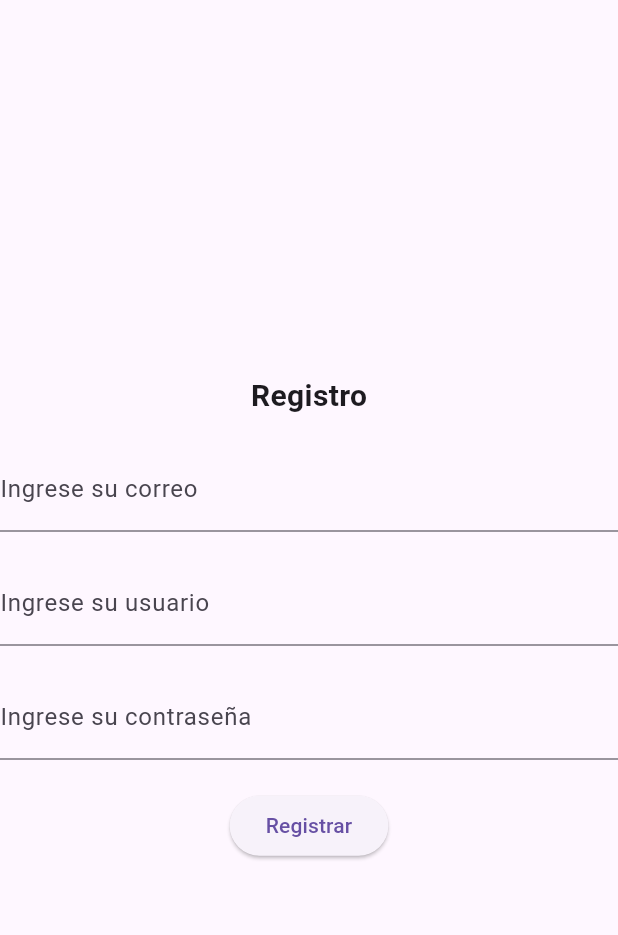
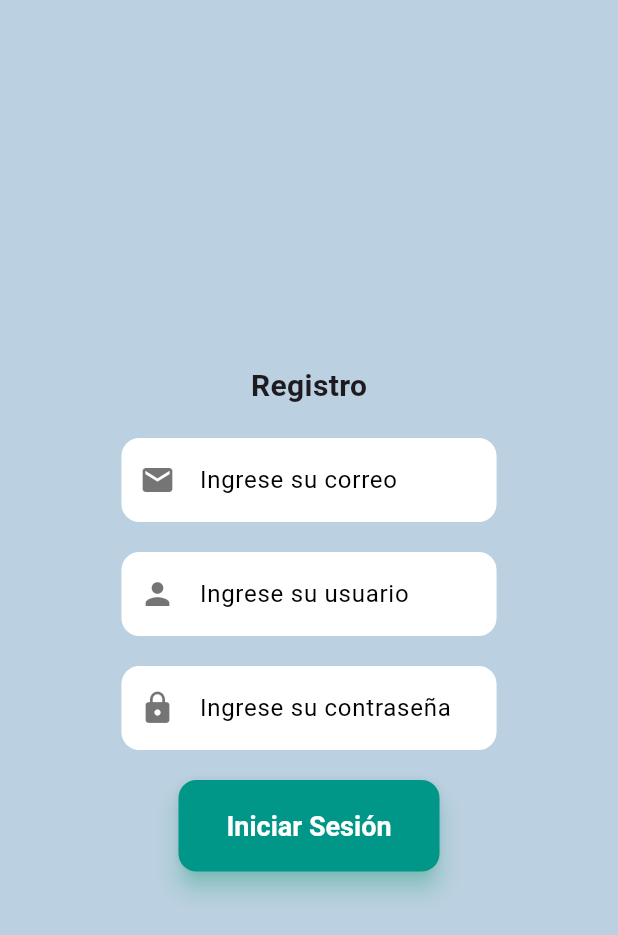
Before and after one commit to TheAdrian12/DioFormulario, a Flutter app: the screen it shows after launch, on a phone screen of 412 x 824 dp. Shown: the top 935 px of the screen. Run offline on Flutter 3.47's test engine with Material 3 defaults, Android fonts, the phone set to English and light mode, and no system bars; our stand-ins replace bloc, dio, equatable, flutter_bloc.

Commit message:
proyecto terminado
se completo el proyecto con todo sus requerimientos

```diff
--- a/dioformulario/lib/blocs/bloc_event.dart
+++ /dev/null
@@ -1,10 +0,0 @@
-import 'package:equatable/equatable.dart';
-
-sealed class BlocEvent extends Equatable {
-  const BlocEvent();
-
-  @override
-  List<Object> get props => [];
-}
-
-final class BlocSearchPressed extends BlocEvent {}
--- a/dioformulario/lib/blocs/bloc_state.dart
+++ /dev/null
@@ -1,16 +0,0 @@
-part of 'app_bloc.dart';
-
-@immutable
-sealed class BlocState {}
-
-final class BlocInitial extends BlocState {}
-
-final class BlocLoading extends BlocState {}
-
-final class BlocFailure extends BlocState {}
-
-final class BlocSuccess extends BlocState {
-  final List<Usuario> usuarios;
-
-  BlocSuccess(this.usuarios);
-}
--- /dev/null
+++ b/dioformulario/lib/blocs/home_event.dart
@@ -0,0 +1,19 @@
+import 'package:equatable/equatable.dart';
+
+sealed class HomeEvent extends Equatable {
+  const HomeEvent();
+
+  @override
+  List<Object> get props => [];
+}
+
+final class HomeLoginPressed extends HomeEvent {
+  final String correo;
+  final String usuario;
+  final String contra;
+
+  const HomeLoginPressed(this.correo, this.usuario, this.contra);
+
+  @override
+  List<Object> get props => [correo, usuario, contra];
+}
--- /dev/null
+++ b/dioformulario/lib/blocs/home_state.dart
@@ -0,0 +1,13 @@
+import 'package:equatable/equatable.dart';
+
+sealed class HomeState extends Equatable {
+  const HomeState();
+
+  @override
+  List<Object?> get props => [];
+}
+
+class HomeInitial extends HomeState {}
+class HomeLoading extends HomeState {}
+class HomeSuccess extends HomeState {}
+class HomeFailure extends HomeState {}
--- a/dioformulario/lib/cubit/navegacionCubit.dart
+++ /dev/null
@@ -1,16 +0,0 @@
-import 'package:bloc/bloc.dart';
-import 'package:meta/meta.dart';
-
-part 'navegacionState.dart';
-
-class NavegacionCubit extends Cubit<NavegacionState> {
-  NavegacionCubit() : super(NavegacionInitial());
-
-  void navegar() async {
-    emit(NavegacionLoading());
-
-    await Future.delayed(Duration(seconds: 3));
-
-    emit(NavegacionSuccess());
-  }
-}
--- a/dioformulario/lib/cubit/navegacionState.dart
+++ /dev/null
@@ -1,10 +0,0 @@
-part of 'navegacionCubit.dart';
-
-@immutable
-sealed class NavegacionState {}
-
-final class NavegacionInitial extends NavegacionState {}
-
-final class NavegacionLoading extends NavegacionState {}
-
-final class NavegacionSuccess extends NavegacionState {}
--- a/dioformulario/lib/main.dart
+++ b/dioformulario/lib/main.dart
@@ -1,8 +1,13 @@
+
 import 'package:flutter/material.dart';
 import 'package:flutter_bloc/flutter_bloc.dart';
-import 'package:dioformulario/blocs/app_bloc.dart';
-import 'package:dioformulario/cubit/navegacionCubit.dart';
-import 'package:dioformulario/views/Initial_view.dart';
+import 'package:dioformulario/blocs/home_bloc.dart';
+import 'package:dioformulario/blocs/home_state.dart';
+
+import 'views/Loading_view.dart';
+import 'views/failure_view.dart';
+import 'views/Initial_view.dart';
+import 'views/exito.dart';
 
 void main() {
   runApp(const MyApp());
@@ -10,14 +15,35 @@ void main() {
 
 class MyApp extends StatelessWidget {
   const MyApp({super.key});
+
   @override
   Widget build(BuildContext context) {
     return MultiBlocProvider(
       providers: [
-        BlocProvider(create: (_) => BlocBloc()),
-        BlocProvider(create: (_) => NavegacionCubit()),
+        BlocProvider(create: (_) => HomeBloc()),
       ],
-      child: MaterialApp(home: Inicial()),
+      child: MaterialApp(
+        debugShowCheckedModeBanner: false,
+        home: BlocConsumer<HomeBloc, HomeState>(
+          listener: (context, state) {
+            if (state is HomeSuccess) {
+              Navigator.push(
+                context,
+                MaterialPageRoute(builder: (_) => const Exito()),
+              );
+            }
+          },
+          builder: (context, state) {
+            if (state is HomeLoading) {
+              return const LoadingView();
+            } else if (state is HomeFailure) {
+              return const FailureView();
+            } else {
+              return const InitialView();
+            }
+          },
+        ),
+      ),
     );
   }
 }
--- a/dioformulario/lib/views/Initial_view.dart
+++ b/dioformulario/lib/views/Initial_view.dart
@@ -1,28 +1,20 @@
 import 'package:flutter/material.dart';
 import 'package:flutter_bloc/flutter_bloc.dart';
-import 'package:dioformulario/cubit/navegacionCubit.dart';
-import 'package:dioformulario/views/vista.dart';
-import 'package:dioformulario/views/Loading_view.dart';
+import '../blocs/home_bloc.dart';
+import '../blocs/home_event.dart';
 
-class Inicial extends StatelessWidget {
-  const Inicial({super.key});
+class InitialView extends StatelessWidget {
+  const InitialView({super.key});
 
   @override
   Widget build(BuildContext context) {
+    final correoController = TextEditingController();
+    final usuarioController = TextEditingController();
+    final contraController = TextEditingController();
+
     return Scaffold(
-      body: BlocConsumer<NavegacionCubit, NavegacionState>(
-        listener: (context, state) {
-          if (state is NavegacionSuccess) {
-            Navigator.pushReplacement(
-              // Cambia a pushReplacement para evitar apilar pantallas
-              context,
-              MaterialPageRoute(builder: (context) => const Vista()),
-            );
-          }
-        },
-        builder: (context, state) {
-          if (state is NavegacionInitial) {
-            return Center(
+      backgroundColor: const Color.fromARGB(255, 187, 208, 224),
+      body: Center(
         child: Column(
           mainAxisAlignment: MainAxisAlignment.center,
           children: [
@@ -34,38 +26,86 @@ class Inicial extends StatelessWidget {
               ),
             ),
             const SizedBox(height: 20.0),
-                  TextFormField(
-                    decoration: const InputDecoration(
+            SizedBox(
+              width: 250,
+              child: TextFormField(
+                controller: correoController,
+                decoration: InputDecoration(
                   labelText: 'Ingrese su correo',
+                  labelStyle: TextStyle(color: Colors.black),
+                  prefixIcon: Icon(Icons.email, color: Colors.black54),
+                  filled: true,
+                  fillColor: Colors.white,
+                  enabledBorder: OutlineInputBorder(
+                    borderSide: BorderSide(color: Colors.white24),
+                    borderRadius: BorderRadius.circular(12),
+                  ),
+                ),
               ),
             ),
             const SizedBox(height: 20.0),
-                  TextFormField(
-                    decoration: const InputDecoration(
+            SizedBox(
+              width: 250,
+              child: TextFormField(
+                controller: usuarioController,
+                decoration: InputDecoration(
                   labelText: 'Ingrese su usuario',
+                  labelStyle: TextStyle(color: Colors.black),
+                  prefixIcon: Icon(Icons.person, color: Colors.black54),
+                  filled: true,
+                  fillColor: Colors.white,
+                  enabledBorder: OutlineInputBorder(
+                    borderSide: BorderSide(color: Colors.white24),
+                    borderRadius: BorderRadius.circular(12),
+                  ),
+                ),
               ),
             ),
             const SizedBox(height: 20.0),
-                  TextFormField(
-                    decoration: const InputDecoration(
+            SizedBox(
+              width: 250,
+              child: TextFormField(
+                controller: contraController,
+                obscureText: true,
+                decoration: InputDecoration(
                   labelText: 'Ingrese su contraseña',
+                  labelStyle: TextStyle(color: Colors.black),
+                  prefixIcon: Icon(Icons.lock, color: Colors.black54),
+                  filled: true,
+                  fillColor: Colors.white,
+                  enabledBorder: OutlineInputBorder(
+                    borderSide: BorderSide(color: Colors.white24),
+                    borderRadius: BorderRadius.circular(12),
+                  ),
+                ),
               ),
             ),
             const SizedBox(height: 20.0),
             ElevatedButton(
-                    onPressed: () => context.read<NavegacionCubit>().navegar(),
-                    child: const Text('Registrar'),
+              onPressed: () {
+                context.read<HomeBloc>().add(
+                      HomeLoginPressed(
+                        correoController.text,
+                        usuarioController.text,
+                        contraController.text,
+                      ),
+                    );
+              },
+              style: ElevatedButton.styleFrom(
+                backgroundColor: Colors.teal,
+                foregroundColor: Colors.white,
+                padding: EdgeInsets.symmetric(horizontal: 32, vertical: 20),
+                shape: RoundedRectangleBorder(
+                  borderRadius: BorderRadius.circular(12),
+                ),
+                elevation: 6,
+                shadowColor: Colors.tealAccent,
+                textStyle: TextStyle(fontSize: 18, fontWeight: FontWeight.bold),
+              ),
+              child: const Text('Iniciar Sesión'),
             ),
           ],
         ),
-            );
-          } else if (state is NavegacionLoading) {
-            return const Loading();
-          } else if (state is NavegacionSuccess) {
-            return const Vista(); // Esto debería ser temporal, ya que el listener navega
-          }
-          return const Center(child: Text('Error'));
-        },
       ),
     );
   }
```
Also changed, not shown: dioformulario/lib/blocs-2/load_bloc.dart (added, +33 -0 lines), dioformulario/lib/blocs-2/load_event.dart (added, +10 -0 lines), dioformulario/lib/blocs-2/load_state.dart (added, +20 -0 lines), dioformulario/lib/blocs/app_bloc.dart (deleted, +0 -35 lines), dioformulario/lib/blocs/home_bloc.dart (added, +36 -0 lines), dioformulario/lib/views/Data_succes.dart (added, +89 -0 lines), dioformulario/lib/views/Loading_view.dart (+24 -16 lines), dioformulario/lib/views/exito.dart (renamed from dioformulario/lib/views/vista.dart, +13 -8 lines), dioformulario/lib/views/failure_view.dart (added, +36 -0 lines), dioformulario/lib/views/vistaCambiante.dart (deleted, +0 -92 lines), dioformulario/pubspec.yaml (+6 -5 lines), dioformulario/pubspec.lock. Lines whose indentation alone changed are shown as unchanged.
